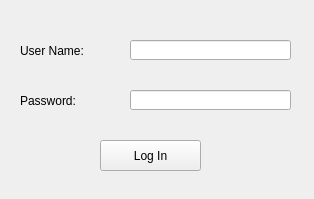
Qt form login.ui (tsukishima1321/Closet) before a commit.
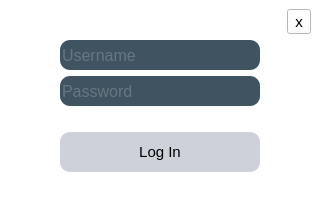
The same form after that commit. Icons and pictures are not drawn.

Patch:
```diff
--- a/login.ui
+++ b/login.ui
@@ -6,8 +6,8 @@
    <rect>
     <x>0</x>
     <y>0</y>
-    <width>314</width>
-    <height>199</height>
+    <width>320</width>
+    <height>200</height>
    </rect>
   </property>
   <property name="sizePolicy">
@@ -19,64 +19,163 @@
   <property name="windowTitle">
    <string>Login</string>
   </property>
-  <widget class="QLineEdit" name="lineEditName">
+  <property name="styleSheet">
+   <string notr="true">*{
+background:rgb(255, 255, 255);
+font-size:15px;
+font-style:MingLiU-ExtB;
+}
+QFrame{
+border:sold 10px rgba(0,0,0);
+background-image:url(:/pic/logInBack.jpg);
+border-radius:10px;
+}
+QLineEdit{
+color:#8d98a1;
+background:#405361;
+font-size:16px;
+border-style:outset;
+border-radius:10px;
+font-style:MingLiU-ExtB;
+}
+QPushButton{
+background:#ced1d8;
+border-style:outset;
+border-radius:10px;
+font-style:MingLiU-ExtB;
+}
+QPushButton:pressed{
+background-color:rgb(224,0,0);
+border-style:inset;
+font-style:MingLiU-ExtB;
+}
+QToolButton{
+opacity:0;
+}
+</string>
+  </property>
+  <widget class="QFrame" name="frame">
    <property name="geometry">
     <rect>
-     <x>130</x>
-     <y>40</y>
-     <width>161</width>
-     <height>20</height>
+     <x>0</x>
+     <y>0</y>
+     <width>320</width>
+     <height>200</height>
     </rect>
    </property>
-  </widget>
-  <widget class="QPushButton" name="pushButton">
-   <property name="geometry">
-    <rect>
-     <x>100</x>
-     <y>140</y>
-     <width>101</width>
-     <height>31</height>
-    </rect>
+   <property name="sizePolicy">
+    <sizepolicy hsizetype="Fixed" vsizetype="Fixed">
+     <horstretch>0</horstretch>
+     <verstretch>0</verstretch>
+    </sizepolicy>
    </property>
-   <property name="text">
-    <string>Log In</string>
+   <property name="minimumSize">
+    <size>
+     <width>320</width>
+     <height>200</height>
+    </size>
    </property>
-  </widget>
-  <widget class="QLineEdit" name="lineEditPwd">
-   <property name="geometry">
-    <rect>
-     <x>130</x>
-     <y>90</y>
-     <width>161</width>
-     <height>20</height>
-    </rect>
+   <property name="frameShape">
+    <enum>QFrame::StyledPanel</enum>
    </property>
-  </widget>
-  <widget class="QLabel" name="label">
-   <property name="geometry">
-    <rect>
-     <x>20</x>
-     <y>40</y>
-     <width>101</width>
-     <height>21</height>
-    </rect>
+   <property name="frameShadow">
+    <enum>QFrame::Raised</enum>
    </property>
-   <property name="text">
-    <string>User Name:</string>
-   </property>
-  </widget>
-  <widget class="QLabel" name="label_2">
-   <property name="geometry">
-    <rect>
-     <x>20</x>
-     <y>90</y>
-     <width>101</width>
-     <height>21</height>
-    </rect>
-   </property>
-   <property name="text">
-    <string>Password:</string>
-   </property>
+   <layout class="QVBoxLayout" name="verticalLayout_2">
+    <item alignment="Qt::AlignRight">
+     <widget class="QToolButton" name="toolButton">
+      <property name="text">
+       <string>x</string>
+      </property>
+     </widget>
+    </item>
+    <item alignment="Qt::AlignHCenter">
+     <widget class="QLineEdit" name="lineEditName">
+      <property name="sizePolicy">
+       <sizepolicy hsizetype="Fixed" vsizetype="Fixed">
+        <horstretch>0</horstretch>
+        <verstretch>0</verstretch>
+       </sizepolicy>
+      </property>
+      <property name="minimumSize">
+       <size>
+        <width>200</width>
+        <height>30</height>
+       </size>
+      </property>
+      <property name="text">
+       <string/>
+      </property>
+      <property name="placeholderText">
+       <string>Username</string>
+      </property>
+     </widget>
+    </item>
+    <item alignment="Qt::AlignHCenter">
+     <widget class="QLineEdit" name="lineEditPwd">
+      <property name="minimumSize">
+       <size>
+        <width>200</width>
+        <height>30</height>
+       </size>
+      </property>
+      <property name="text">
+       <string/>
+      </property>
+      <property name="placeholderText">
+       <string>Password</string>
+      </property>
+     </widget>
+    </item>
+    <item>
+     <spacer name="verticalSpacer_2">
+      <property name="orientation">
+       <enum>Qt::Vertical</enum>
+      </property>
+      <property name="sizeType">
+       <enum>QSizePolicy::Fixed</enum>
+      </property>
+      <property name="sizeHint" stdset="0">
+       <size>
+        <width>20</width>
+        <height>20</height>
+       </size>
+      </property>
+     </spacer>
+    </item>
+    <item alignment="Qt::AlignHCenter">
+     <widget class="QPushButton" name="pushButton">
+      <property name="sizePolicy">
+       <sizepolicy hsizetype="Fixed" vsizetype="Fixed">
+        <horstretch>0</horstretch>
+        <verstretch>0</verstretch>
+       </sizepolicy>
+      </property>
+      <property name="minimumSize">
+       <size>
+        <width>200</width>
+        <height>40</height>
+       </size>
+      </property>
+      <property name="text">
+       <string>Log In</string>
+      </property>
+     </widget>
+    </item>
+    <item>
+     <spacer name="verticalSpacer">
+      <property name="orientation">
+       <enum>Qt::Vertical</enum>
+      </property>
+      <property name="sizeHint" stdset="0">
+       <size>
+        <width>20</width>
+        <height>40</height>
+       </size>
+      </property>
+     </spacer>
+    </item>
+   </layout>
   </widget>
  </widget>
  <resources/>
```
